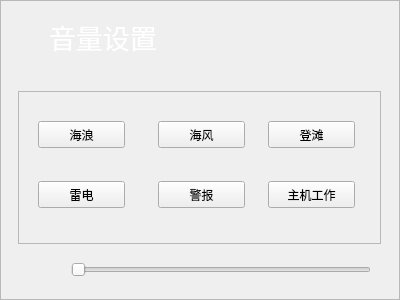
Old version of the form hfIIMS/src/hfVolumeSet.ui in the repository lijingping/hfIIMS.
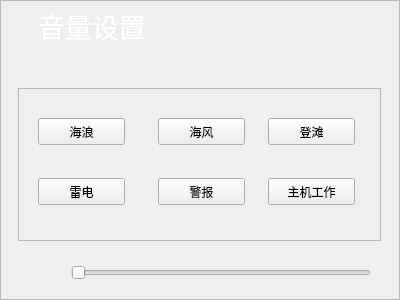
New version of the form.

Patch:
```diff
--- a/hfIIMS/src/hfVolumeSet.ui
+++ b/hfIIMS/src/hfVolumeSet.ui
@@ -20,6 +20,18 @@
    <enum>QFrame::Raised</enum>
   </property>
   <layout class="QVBoxLayout" name="verticalLayout_2">
+   <property name="leftMargin">
+    <number>0</number>
+   </property>
+   <property name="topMargin">
+    <number>0</number>
+   </property>
+   <property name="rightMargin">
+    <number>0</number>
+   </property>
+   <property name="bottomMargin">
+    <number>0</number>
+   </property>
    <item>
     <layout class="QVBoxLayout" name="verticalLayout">
      <item>
```
